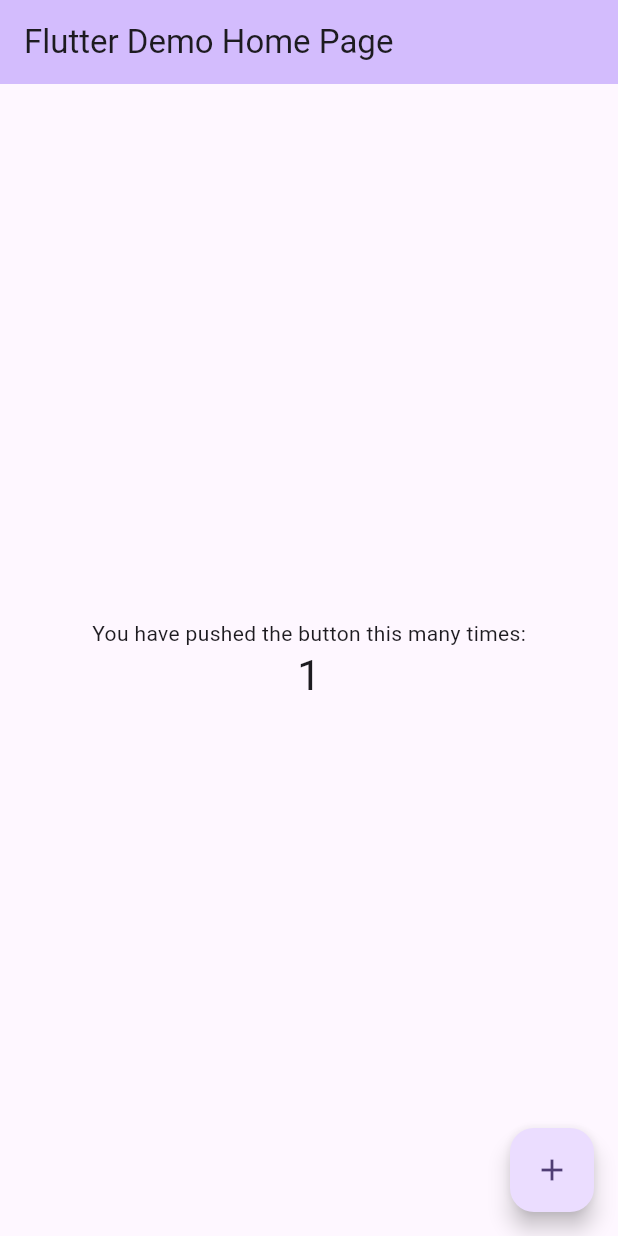
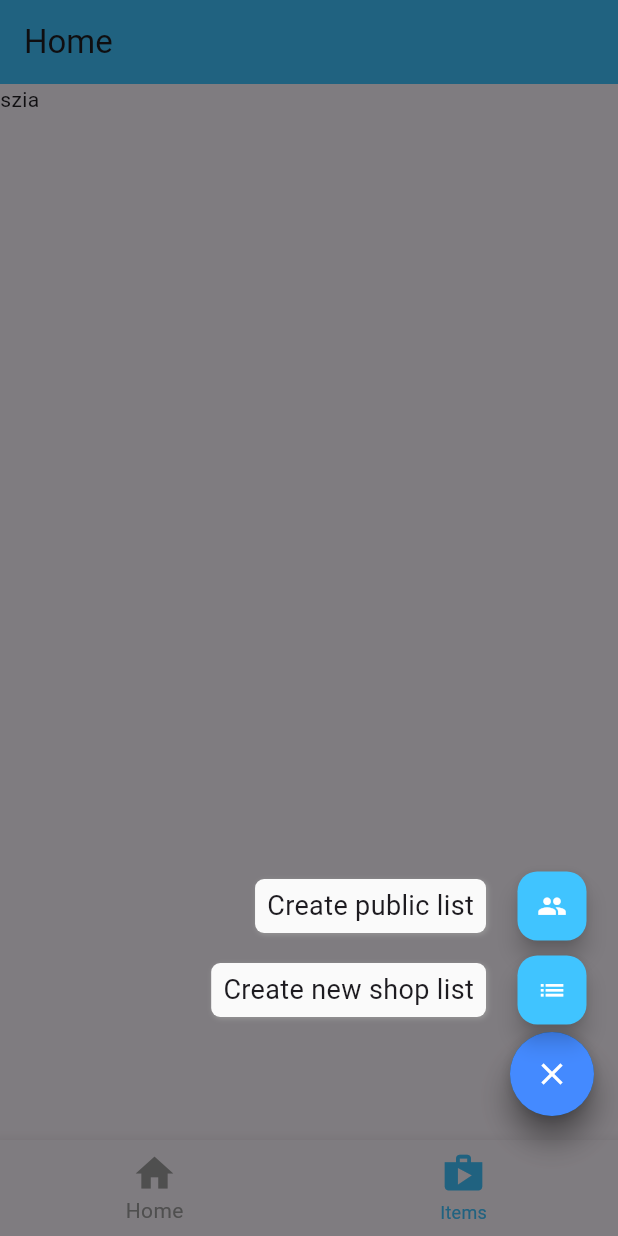
Before and after one commit to andrasmark/shopListApp, a Flutter app: the screen it shows after launch, after a tap on the "add" icon, on a phone screen of 412 x 824 dp. Run offline on Flutter 3.47's test engine with Material 3 defaults, Android fonts, the phone set to English and light mode, and no system bars; drawn by our look-alikes of flutter_speed_dial.

Commit message:
added home-, list- and items page, created some components

```diff
--- /dev/null
+++ b/shop_list_app/lib/components/floating_action_button.dart
@@ -0,0 +1,47 @@
+import 'package:flutter/material.dart';
+import 'package:flutter_speed_dial/flutter_speed_dial.dart';
+
+import '../pages/list_page.dart';
+
+SpeedDial Fab(BuildContext context) {
+  return SpeedDial(
+    icon: Icons.add,
+    activeIcon: Icons.close,
+    backgroundColor: Colors.lightBlueAccent,
+    foregroundColor: Colors.white,
+    activeBackgroundColor: Colors.blueAccent,
+    activeForegroundColor: Colors.white,
+    buttonSize: Size(56.0, 56.0), //button size
+    visible: true,
+    closeManually: false,
+    curve: Curves.bounceIn,
+    overlayColor: Colors.black,
+    overlayOpacity: 0.5,
+    onOpen: () => print('OPENING DIAL'), // action when menu opens
+    onClose: () => print('DIAL CLOSED'), //action when menu closes
+
+    elevation: 8.0, //shadow elevation of button
+    shape: CircleBorder(), //shape of button
+
+    children: [
+      SpeedDialChild(
+        child: Icon(Icons.list),
+        backgroundColor: Colors.lightBlueAccent,
+        foregroundColor: Colors.white,
+        label: 'Create new shop list',
+        labelStyle: TextStyle(fontSize: 18.0),
+        onTap: () => Navigator.pushNamed(context, ListPage.id),
+        onLongPress: () => print('FIRST CHILD LONG PRESS'),
+      ),
+      SpeedDialChild(
+        child: Icon(Icons.people),
+        backgroundColor: Colors.lightBlueAccent,
+        foregroundColor: Colors.white,
+        label: 'Create public list',
+        labelStyle: TextStyle(fontSize: 18.0),
+        onTap: () => print('SECOND CHILD'),
+        onLongPress: () => print('SECOND CHILD LONG PRESS'),
+      ),
+    ],
+  );
+}
--- /dev/null
+++ b/shop_list_app/lib/components/nav_bar.dart
@@ -0,0 +1,27 @@
+import 'package:flutter/material.dart';
+
+BottomNavigationBar NavBar(
+    int _selectedIndex, void Function(int) _onNavBarItemTapped) {
+  return BottomNavigationBar(
+    currentIndex: _selectedIndex,
+    onTap: _onNavBarItemTapped,
+    selectedItemColor: Colors.grey,
+    unselectedItemColor: Colors.lightBlueAccent,
+    items: const [
+      BottomNavigationBarItem(
+        icon: Icon(
+          Icons.home,
+          size: 30,
+        ),
+        label: 'Home',
+      ),
+      BottomNavigationBarItem(
+        icon: Icon(
+          Icons.shop,
+          size: 30,
+        ),
+        label: 'Items',
+      ),
+    ],
+  );
+}
--- a/shop_list_app/lib/main.dart
+++ b/shop_list_app/lib/main.dart
@@ -1,4 +1,7 @@
 import 'package:flutter/material.dart';
+import 'package:shop_list_app/pages/home_page.dart';
+import 'package:shop_list_app/pages/items_page.dart';
+import 'package:shop_list_app/pages/list_page.dart';
 
 void main() {
   runApp(const MyApp());
@@ -7,119 +10,20 @@ void main() {
 class MyApp extends StatelessWidget {
   const MyApp({super.key});
 
-  // This widget is the root of your application.
   @override
   Widget build(BuildContext context) {
     return MaterialApp(
       title: 'Flutter Demo',
       theme: ThemeData(
-        // This is the theme of your application.
-        //
-        // TRY THIS: Try running your application with "flutter run". You'll see
-        // the application has a purple toolbar. Then, without quitting the app,
-        // try changing the seedColor in the colorScheme below to Colors.green
-        // and then invoke "hot reload" (save your changes or press the "hot
-        // reload" button in a Flutter-supported IDE, or press "r" if you used
-        // the command line to start the app).
-        //
-        // Notice that the counter didn't reset back to zero; the application
-        // state is not lost during the reload. To reset the state, use hot
-        // restart instead.
-        //
-        // This works for code too, not just values: Most code changes can be
-        // tested with just a hot reload.
         colorScheme: ColorScheme.fromSeed(seedColor: Colors.deepPurple),
         useMaterial3: true,
       ),
-      home: const MyHomePage(title: 'Flutter Demo Home Page'),
+      home: HomePage(),
+      routes: {
+        HomePage.id: (context) => HomePage(),
+        ItemsPage.id: (context) => ItemsPage(),
+        ListPage.id: (context) => ListPage(),
+      },
     );
   }
 }
-
-class MyHomePage extends StatefulWidget {
-  const MyHomePage({super.key, required this.title});
-
-  // This widget is the home page of your application. It is stateful, meaning
-  // that it has a State object (defined below) that contains fields that affect
-  // how it looks.
-
-  // This class is the configuration for the state. It holds the values (in this
-  // case the title) provided by the parent (in this case the App widget) and
-  // used by the build method of the State. Fields in a Widget subclass are
-  // always marked "final".
-
-  final String title;
-
-  @override
-  State<MyHomePage> createState() => _MyHomePageState();
-}
-
-class _MyHomePageState extends State<MyHomePage> {
-  int _counter = 0;
-
-  void _incrementCounter() {
-    setState(() {
-      // This call to setState tells the Flutter framework that something has
-      // changed in this State, which causes it to rerun the build method below
-      // so that the display can reflect the updated values. If we changed
-      // _counter without calling setState(), then the build method would not be
-      // called again, and so nothing would appear to happen.
-      _counter++;
-    });
-  }
-
-  @override
-  Widget build(BuildContext context) {
-    // This method is rerun every time setState is called, for instance as done
-    // by the _incrementCounter method above.
-    //
-    // The Flutter framework has been optimized to make rerunning build methods
-    // fast, so that you can just rebuild anything that needs updating rather
-    // than having to individually change instances of widgets.
-    return Scaffold(
-      appBar: AppBar(
-        // TRY THIS: Try changing the color here to a specific color (to
-        // Colors.amber, perhaps?) and trigger a hot reload to see the AppBar
-        // change color while the other colors stay the same.
-        backgroundColor: Theme.of(context).colorScheme.inversePrimary,
-        // Here we take the value from the MyHomePage object that was created by
-        // the App.build method, and use it to set our appbar title.
-        title: Text(widget.title),
-      ),
-      body: Center(
-        // Center is a layout widget. It takes a single child and positions it
-        // in the middle of the parent.
-        child: Column(
-          // Column is also a layout widget. It takes a list of children and
-          // arranges them vertically. By default, it sizes itself to fit its
-          // children horizontally, and tries to be as tall as its parent.
-          //
-          // Column has various properties to control how it sizes itself and
-          // how it positions its children. Here we use mainAxisAlignment to
-          // center the children vertically; the main axis here is the vertical
-          // axis because Columns are vertical (the cross axis would be
-          // horizontal).
-          //
-          // TRY THIS: Invoke "debug painting" (choose the "Toggle Debug Paint"
-          // action in the IDE, or press "p" in the console), to see the
-          // wireframe for each widget.
-          mainAxisAlignment: MainAxisAlignment.center,
-          children: <Widget>[
-            const Text(
-              'You have pushed the button this many times:',
-            ),
-            Text(
-              '$_counter',
-              style: Theme.of(context).textTheme.headlineMedium,
-            ),
-          ],
-        ),
-      ),
-      floatingActionButton: FloatingActionButton(
-        onPressed: _incrementCounter,
-        tooltip: 'Increment',
-        child: const Icon(Icons.add),
-      ), // This trailing comma makes auto-formatting nicer for build methods.
-    );
-  }
-}
--- /dev/null
+++ b/shop_list_app/lib/pages/home_page.dart
@@ -0,0 +1,41 @@
+import 'package:flutter/material.dart';
+
+import '../components/floating_action_button.dart';
+import '../components/nav_bar.dart';
+import 'items_page.dart';
+
+class HomePage extends StatefulWidget {
+  const HomePage({super.key});
+  static String id = 'home_page';
+
+  @override
+  State<HomePage> createState() => _HomePageState();
+}
+
+class _HomePageState extends State<HomePage> {
+  int _selectedIndex = 0;
+
+  void _onNavBarItemTapped(int index) {
+    setState(() {
+      // _selectedIndex = index;
+      switch (index) {
+        case 1:
+          Navigator.pushReplacementNamed(context, ItemsPage.id);
+          break;
+      }
+    });
+  }
+
+  @override
+  Widget build(BuildContext context) {
+    return Scaffold(
+      appBar: AppBar(
+        title: Text("Home"),
+        backgroundColor: Colors.lightBlueAccent,
+      ),
+      body: Text("szia"),
+      floatingActionButton: Fab(context),
+      bottomNavigationBar: NavBar(_selectedIndex, _onNavBarItemTapped),
+    );
+  }
+}
--- /dev/null
+++ b/shop_list_app/lib/pages/items_page.dart
@@ -0,0 +1,39 @@
+import 'package:flutter/material.dart';
+import 'package:shop_list_app/pages/home_page.dart';
+
+import '../components/nav_bar.dart';
+
+class ItemsPage extends StatefulWidget {
+  const ItemsPage({super.key});
+  static String id = 'items_page';
+
+  @override
+  State<ItemsPage> createState() => _ItemsPageState();
+}
+
+class _ItemsPageState extends State<ItemsPage> {
+  int _selectedIndex = 1;
+
+  void _onNavBarItemTapped(int index) {
+    setState(() {
+      // _selectedIndex = index;
+      switch (index) {
+        case 0:
+          Navigator.pushReplacementNamed(context, HomePage.id);
+          break;
+      }
+    });
+  }
+
+  @override
+  Widget build(BuildContext context) {
+    return Scaffold(
+      appBar: AppBar(
+        title: Text("Items"),
+        backgroundColor: Colors.lightBlueAccent,
+      ),
+      body: Text("items page"),
+      bottomNavigationBar: NavBar(_selectedIndex, _onNavBarItemTapped),
+    );
+  }
+}
--- /dev/null
+++ b/shop_list_app/lib/pages/list_page.dart
@@ -0,0 +1,22 @@
+import 'package:flutter/material.dart';
+
+class ListPage extends StatefulWidget {
+  const ListPage({super.key});
+  static String id = "list_page";
+
+  @override
+  State<ListPage> createState() => _ListPageState();
+}
+
+class _ListPageState extends State<ListPage> {
+  @override
+  Widget build(BuildContext context) {
+    return Scaffold(
+      appBar: AppBar(
+        title: Text("Shop list"),
+        backgroundColor: Colors.lightBlueAccent,
+      ),
+      body: Text("Szia"),
+    );
+  }
+}
--- a/shop_list_app/pubspec.yaml
+++ b/shop_list_app/pubspec.yaml
@@ -46,6 +46,7 @@ dev_dependencies:
   # package. See that file for information about deactivating specific lint
   # rules and activating additional ones.
   flutter_lints: ^3.0.0
+  flutter_speed_dial: ^7.0.0
 
 # For information on the generic Dart part of this file, see the
 # following page: https://dart.dev/tools/pub/pubspec
```
Also changed, not shown: shop_list_app/pubspec.lock.
